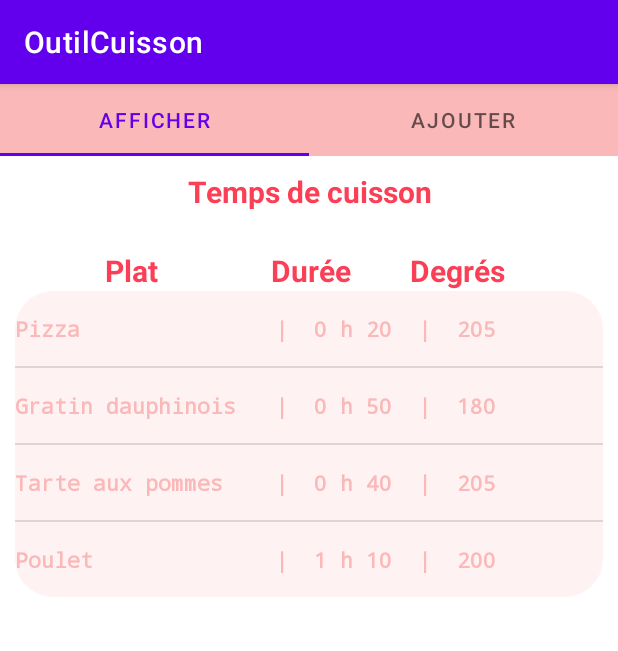
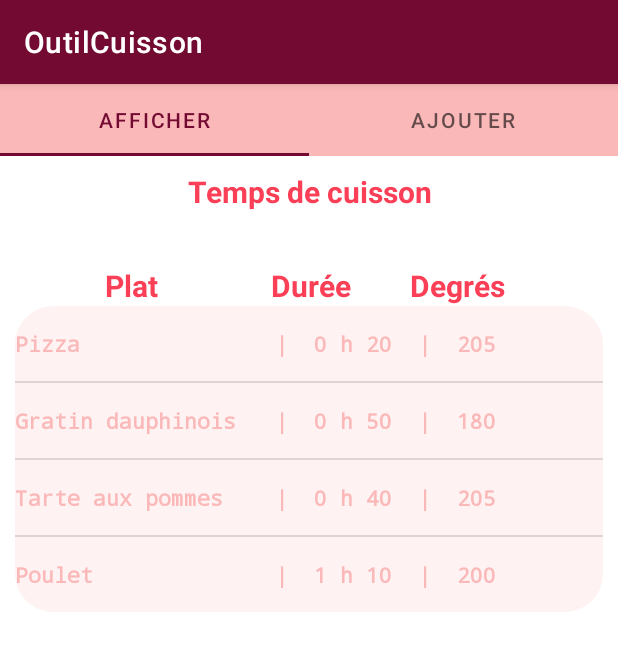
Before and after one commit to LucasSers/OutilCuisson, an Android app: the screen it shows after launch (MainActivity), on a phone screen of 412 x 824 dp. Shown: the top 651 px of the screen. Run offline under Robolectric (Android 15) with nearby library versions, the phone set to English and light mode, and no system bars.

Commit message:
Fix color and dimen

```diff
--- a/app/src/main/java/com/example/outilcuisson/MainActivity.java
+++ b/app/src/main/java/com/example/outilcuisson/MainActivity.java
@@ -1,5 +1,7 @@
 package com.example.outilcuisson;
 
+import android.view.Window;
+import android.view.WindowManager;
 import androidx.annotation.NonNull;
 import androidx.annotation.RequiresApi;
 import androidx.appcompat.app.AppCompatActivity;
@@ -37,6 +39,9 @@ public class MainActivity extends AppCompatActivity implements Ajouter.Ecouteur
                 tab.setText(titreOnglet[position]);
             }
         }).attach();
+
+        // permet de cacher la status bar d'Android par défaut en haut de l'écran
+        getWindow().addFlags(WindowManager.LayoutParams.FLAG_FULLSCREEN);
     }
 
     @Override
--- a/app/src/main/res/values/dimensions.xml
+++ b/app/src/main/res/values/dimensions.xml
@@ -4,7 +4,7 @@
     <dimen name="fontTitre">20sp</dimen>
     <dimen name="marginTitre">5dp</dimen>
     <dimen name="fontTextView">14sp</dimen>
-    <dimen name="espaceLigne">20dp</dimen>
+    <dimen name="espaceLigne">30dp</dimen>
     <dimen name="espaceBoutons">10dp</dimen>
     <dimen name="bordArrondiWidget">25dp</dimen>
     <dimen name="marginBarre">15dp</dimen>
--- a/app/src/main/res/values/themes.xml
+++ b/app/src/main/res/values/themes.xml
@@ -2,7 +2,7 @@
     <!-- Base application theme. -->
     <style name="Theme.OutilCuisson" parent="Theme.MaterialComponents.DayNight.DarkActionBar">
         <!-- Primary brand color. -->
-        <item name="colorPrimary">@color/purple_500</item>
+        <item name="colorPrimary">@color/bouton</item>
         <item name="colorPrimaryVariant">@color/purple_700</item>
         <item name="colorOnPrimary">@color/white</item>
         <!-- Secondary brand color. -->
```
